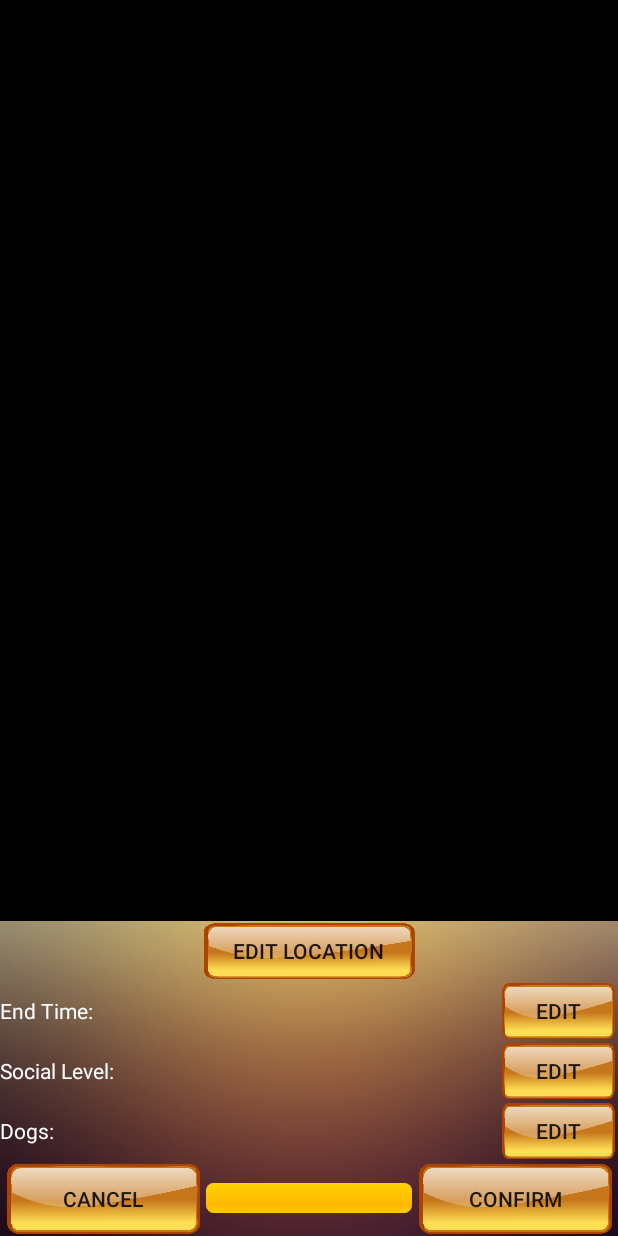
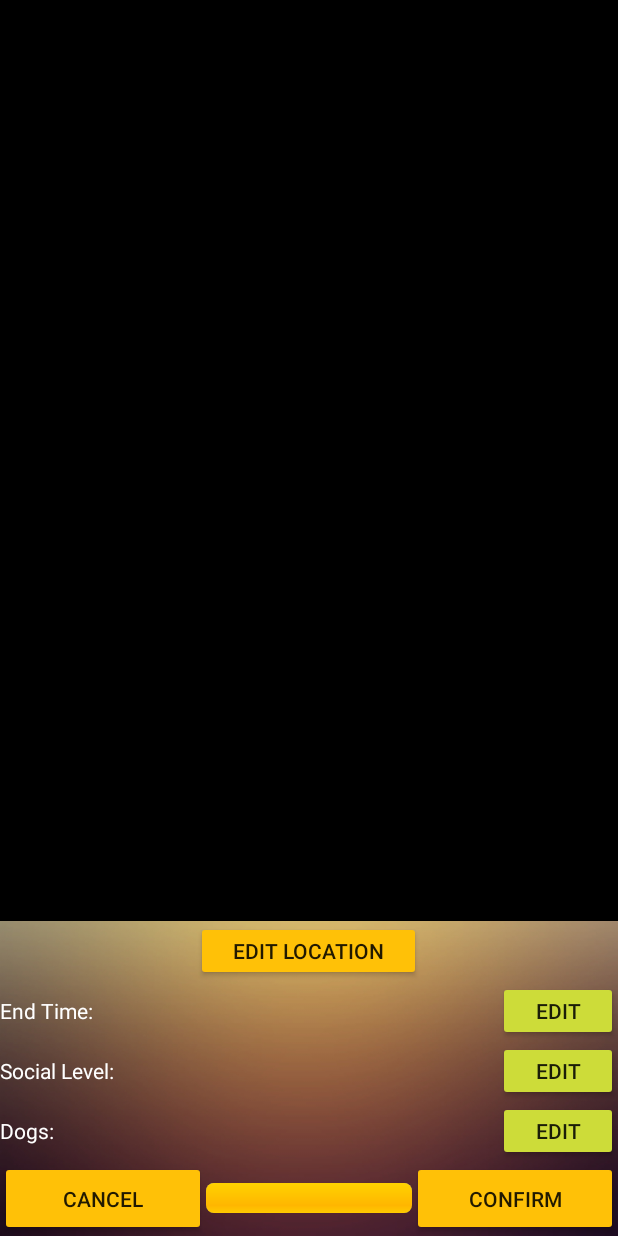
Before and after one commit to divy4/Dog-on-the-Quad, an Android app: the CreateMeetupReviewActivity screen opened directly, with no data from a screen before it, on a phone screen of 412 x 824 dp. Run offline under Robolectric (Android 15) with nearby library versions, the phone set to English and light mode, and no system bars; 1 statement that could not run was skipped.

Commit message:
changed status bar color, made text white in places where it probably should be white, changed the buttons to a flat design

```diff
--- a/app/src/main/res/layout/activity_create_meetup_location.xml
+++ b/app/src/main/res/layout/activity_create_meetup_location.xml
@@ -51,7 +51,7 @@
             android:layout_width="match_parent"
             android:layout_height="wrap_content"
             android:layout_weight="1"
-            android:background="@drawable/navbuttonbackground"
+            android:backgroundTint="#FFC107"
             android:text="@string/back"/>
 
         <ProgressBar
@@ -67,7 +67,7 @@
             android:layout_height="wrap_content"
             android:layout_weight="1"
             android:id="@+id/meetup_next_button"
-            android:background="@drawable/navbuttonbackground"
+            android:backgroundTint="#FFC107"
             android:text="@string/next"/>
 
     </LinearLayout>
--- a/app/src/main/res/layout/activity_create_meetup_photo.xml
+++ b/app/src/main/res/layout/activity_create_meetup_photo.xml
@@ -54,7 +54,7 @@
         android:id="@+id/take_photo"
         android:layout_width="120dp"
         android:layout_height="50dp"
-        android:background="@drawable/navbuttonbackground"
+        android:backgroundTint="#FFC107"
         android:layout_centerInParent="true"
         android:clickable="false"
         android:text="@string/create_meetup_photo_open_camera"/>
@@ -70,7 +70,7 @@
             android:id="@+id/back_button"
             android:layout_width="match_parent"
             android:layout_height="wrap_content"
-            android:background="@drawable/navbuttonbackground"
+            android:backgroundTint="#FFC107"
             android:layout_weight="1"
             android:text="@string/back"/>
 
@@ -85,7 +85,7 @@
         <Button
             android:layout_width="match_parent"
             android:layout_height="wrap_content"
-            android:background="@drawable/navbuttonbackground"
+            android:backgroundTint="#FFC107"
             android:layout_weight="1"
             android:id="@+id/meetup_next_button"
             android:text="@string/next"/>
--- a/app/src/main/res/layout/activity_create_meetup_review.xml
+++ b/app/src/main/res/layout/activity_create_meetup_review.xml
@@ -19,7 +19,7 @@
         android:id="@+id/edit_location_button"
         android:layout_width="150dp"
         android:layout_height="40dp"
-        android:background="@drawable/navbuttonbackground"
+        android:backgroundTint="#FFC107"
         android:text="@string/edit_location"/>
 
     <LinearLayout
@@ -42,7 +42,7 @@
             android:id="@+id/edit_end_time_button"
             android:layout_width="80dp"
             android:layout_height="40dp"
-            android:background="@drawable/navbuttonbackground"
+            android:backgroundTint="#CDDC39"
             android:text="@string/edit"/>
 
     </LinearLayout>
@@ -67,7 +67,7 @@
             android:id="@+id/edit_social_level_button"
             android:layout_width="80dp"
             android:layout_height="40dp"
-            android:background="@drawable/navbuttonbackground"
+            android:backgroundTint="#CDDC39"
             android:text="@string/edit"/>
 
     </LinearLayout>
@@ -101,7 +101,7 @@
             android:id="@+id/edit_dogs_button"
             android:layout_width="80dp"
             android:layout_height="40dp"
-            android:background="@drawable/navbuttonbackground"
+            android:backgroundTint="#CDDC39"
             android:text="@string/edit"/>
 
     </LinearLayout>
@@ -117,7 +117,7 @@
             android:id="@+id/cancel_button"
             android:layout_width="match_parent"
             android:layout_height="match_parent"
-            android:background="@drawable/navbuttonbackground"
+            android:backgroundTint="#FFC107"
             android:layout_weight="1"
             android:text="@string/cancel"/>
 
@@ -132,7 +132,7 @@
         <Button
             android:layout_width="match_parent"
             android:layout_height="match_parent"
-            android:background="@drawable/navbuttonbackground"
+            android:backgroundTint="#FFC107"
             android:layout_weight="1"
             android:id="@+id/confirm_button"
             android:text="@string/confirm"/>
--- a/app/src/main/res/layout/activity_create_meetup_select_dogs.xml
+++ b/app/src/main/res/layout/activity_create_meetup_select_dogs.xml
@@ -51,7 +51,7 @@
             android:id="@+id/back_button"
             android:layout_width="match_parent"
             android:layout_height="match_parent"
-            android:background="@drawable/navbuttonbackground"
+            android:backgroundTint="#FFC107"
             android:layout_weight="1"
             android:text="@string/back"/>
 
@@ -66,7 +66,7 @@
         <Button
             android:layout_width="match_parent"
             android:layout_height="match_parent"
-            android:background="@drawable/navbuttonbackground"
+            android:backgroundTint="#FFC107"
             android:layout_weight="1"
             android:id="@+id/meetup_next_button"
             android:text="@string/next"/>
--- a/app/src/main/res/layout/activity_create_meetup_social_level.xml
+++ b/app/src/main/res/layout/activity_create_meetup_social_level.xml
@@ -69,7 +69,7 @@
 
         <Button
             android:id="@+id/back_button"
-            android:background="@drawable/navbuttonbackground"
+            android:backgroundTint="#FFC107"
             android:layout_width="match_parent"
             android:layout_height="match_parent"
             android:layout_weight="1"
@@ -85,7 +85,7 @@
 
         <Button
             android:layout_width="match_parent"
-            android:background="@drawable/navbuttonbackground"
+            android:backgroundTint="#FFC107"
             android:layout_height="match_parent"
             android:layout_weight="1"
             android:id="@+id/meetup_next_button"
--- a/app/src/main/res/layout/select_dog_list_item.xml
+++ b/app/src/main/res/layout/select_dog_list_item.xml
@@ -6,6 +6,10 @@
     android:orientation="horizontal">
 
     <TextView
+        android:layout_marginTop="5dp"
+        android:layout_marginLeft="20dp"
+        android:layout_marginBottom="5dp"
+        android:textColor="#FFFFFF"
         android:layout_width="match_parent"
         android:layout_height="wrap_content"
         android:layout_weight="1"
--- a/app/src/main/res/values/styles.xml
+++ b/app/src/main/res/values/styles.xml
@@ -4,7 +4,7 @@
     <style name="AppTheme" parent="Theme.AppCompat.Light.DarkActionBar">
         <!-- Customize your theme here. -->
         <item name="colorPrimary">@color/colorPrimary</item>
-        <item name="colorPrimaryDark">@color/colorPrimaryDark</item>
+        <item name="colorPrimaryDark">#0D2655</item>
         <item name="colorAccent">@color/colorAccent</item>
     </style>
 
```
Also changed, not shown: app/src/main/res/layout/activity_create_meetup_end_time.xml (+5 -4 lines), app/src/main/res/layout/activity_map.xml (+3 -4 lines), app/src/main/res/layout/activity_meetup_in_progress.xml (+13 -3 lines).
